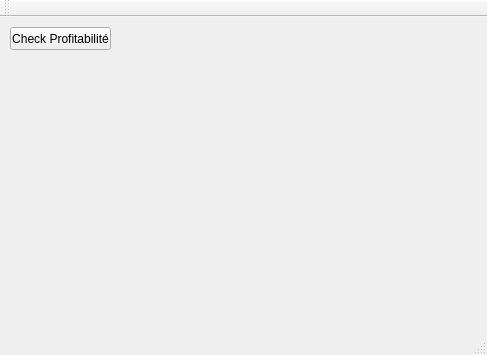
Before: the Qt Designer form mainwindow.ui in patboy3/exchange, drawn with Qt 5.
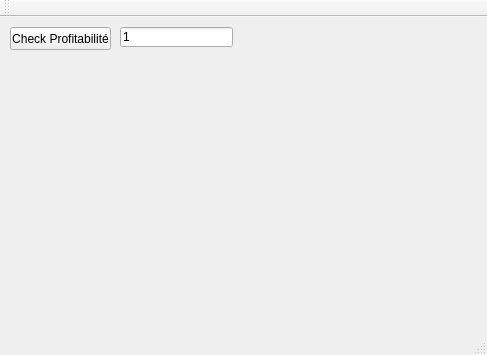
After: the same form once the commit is applied.

Commit message: test pour selectionner l'amount du "trade" jai vu une coupe de profitabilité positive :P

```diff
--- a/mainwindow.ui
+++ b/mainwindow.ui
@@ -27,6 +27,19 @@
      <string>Check Profitabilité</string>
     </property>
    </widget>
+   <widget class="QLineEdit" name="text_amountProfitability">
+    <property name="geometry">
+     <rect>
+      <x>120</x>
+      <y>10</y>
+      <width>113</width>
+      <height>20</height>
+     </rect>
+    </property>
+    <property name="text">
+     <string>1</string>
+    </property>
+   </widget>
   </widget>
   <widget class="QMenuBar" name="menuBar">
    <property name="geometry">
```
The commit also changes 2 other files.
